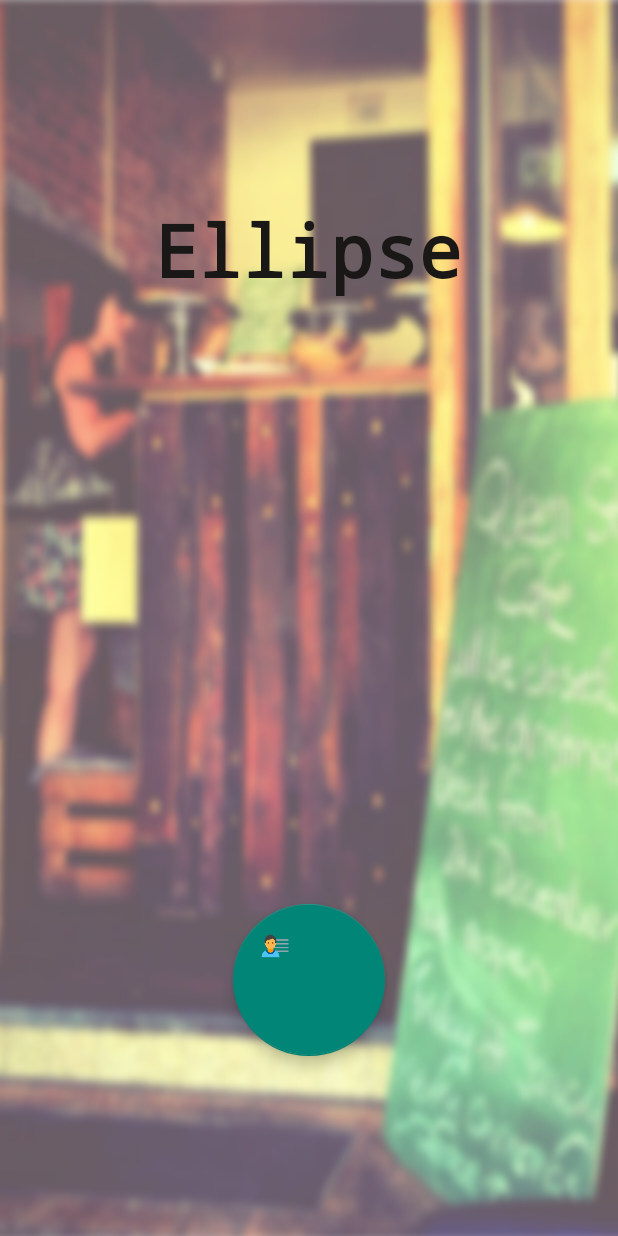
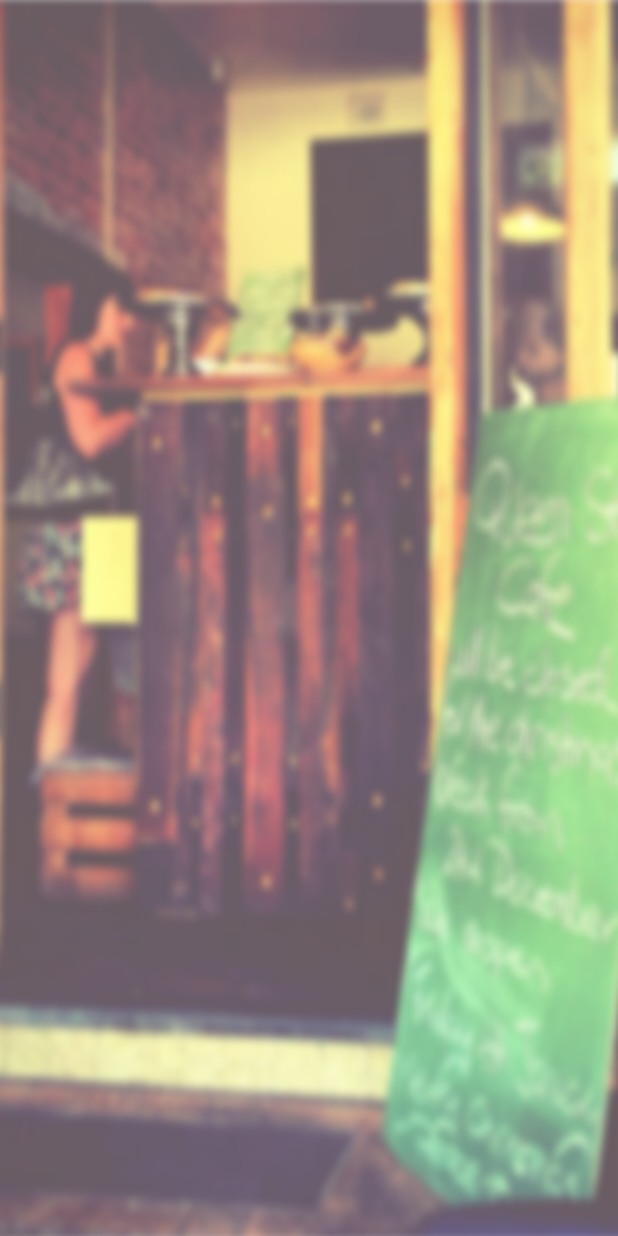
Before and after one commit to maquebex/Ellipse, an Android app: the screen it shows after launch (MainActivity), after a tap on "kcapturebutton", on a phone screen of 412 x 824 dp. Run offline under Robolectric (Android 15) with nearby library versions, the phone set to English and light mode, and no system bars; libraries missing offline, so code that uses them is left out: io.krumbs.sdk; 2 statements that could not run were skipped.

Commit message:
Fixing Home screen button bug.Removing Mock location

```diff
--- a/starterprojects/android/KrumbsSDKStarterProject/src/main/java/io/krumbs/sdk/starter/MainActivity.java
+++ b/starterprojects/android/KrumbsSDKStarterProject/src/main/java/io/krumbs/sdk/starter/MainActivity.java
@@ -30,6 +30,7 @@
 public class MainActivity extends AppCompatActivity{
   private View cameraView;
   private View startCaptureButton;
+  private View buttonFrameView;
   LocationManager locManager;
   View reco;
     private MockLocationProvider mock;
@@ -48,14 +49,14 @@
       background.setColorFilter(Color.argb(0,255,255,255), PorterDuff.Mode.MULTIPLY);
 
       startCaptureButton = findViewById(R.id.kcapturebutton);
-    reco = findViewById(R.id.recommend);
-    cameraView = findViewById(R.id.camera_container);
-      // Set Mock location
-      mock = new MockLocationProvider(LocationManager.GPS_PROVIDER, this);
+      reco = findViewById(R.id.recommend);
+      cameraView = findViewById(R.id.camera_container);
+
+      buttonFrameView = findViewById(R.id.button_container);
+
       //Set test location
-      double testLat = 33.65219376978089;
-      double testLong = -117.74649512954056;
-      mock.pushLocation(testLat, testLong); // Starbucks location
+      double testLat = 33.649191; //33.649191, -117.842281
+      double testLong = -117.842281;
 
       MainActivity.userID = DeviceUtils.getUsername(this.getApplicationContext());
       MainActivity.mContext = this.getApplicationContext();
@@ -78,6 +79,7 @@
             public void onClick(View view) {
                 startCaptureButton.setVisibility(View.INVISIBLE);
                 cameraView.setVisibility(View.VISIBLE);
+                buttonFrameView.setVisibility(View.INVISIBLE);
                 startCapture();
             }
         });
@@ -117,8 +119,8 @@
       }
   }
   private void startCapture() {
-      ViewGroup.MarginLayoutParams lpt =(ViewGroup.MarginLayoutParams)reco.getLayoutParams();
-      lpt.setMargins(lpt.leftMargin,lpt.topMargin,lpt.rightMargin-180,lpt.bottomMargin+80);
+      /*ViewGroup.MarginLayoutParams lpt =(ViewGroup.MarginLayoutParams)reco.getLayoutParams();
+      lpt.setMargins(lpt.leftMargin,lpt.topMargin,lpt.rightMargin-180,lpt.bottomMargin+80);*/
 
       int containerId = R.id.camera_container;
 // SDK usage step 4 - Start the K-Capture component and add a listener to handle returned images and URLs
@@ -142,10 +144,12 @@
                   Log.i("KRUMBS-CALLBACK", mediaJSONUrl + ", " + imagePath);
                   cameraView.setVisibility(View.INVISIBLE);
                   startCaptureButton.setVisibility(View.VISIBLE);
+                  buttonFrameView.setVisibility(View.VISIBLE);
               } else if (completionState == CompletionState.CAPTURE_CANCELLED ||
                       completionState == CompletionState.SDK_NOT_INITIALIZED) {
                   cameraView.setVisibility(View.INVISIBLE);
                   startCaptureButton.setVisibility(View.VISIBLE);
+                  buttonFrameView.setVisibility(View.VISIBLE);
               }
           }
       });
--- a/starterprojects/android/KrumbsSDKStarterProject/src/main/res/layout/activity_main.xml
+++ b/starterprojects/android/KrumbsSDKStarterProject/src/main/res/layout/activity_main.xml
@@ -22,7 +22,15 @@
         android:layout_alignParentTop="true"
         android:layout_alignParentLeft="true"
         android:layout_alignParentStart="true">
+    </FrameLayout>
 
+    <FrameLayout
+        android:layout_width="match_parent"
+        android:layout_height="match_parent"
+        android:id="@+id/button_container"
+        android:layout_alignParentTop="true"
+        android:layout_alignParentLeft="true"
+        android:layout_alignParentStart="true">
         <android.support.design.widget.FloatingActionButton
             android:layout_width="105dp"
             android:layout_height="101dp"
```
Also changed, not shown: 2 other files.
